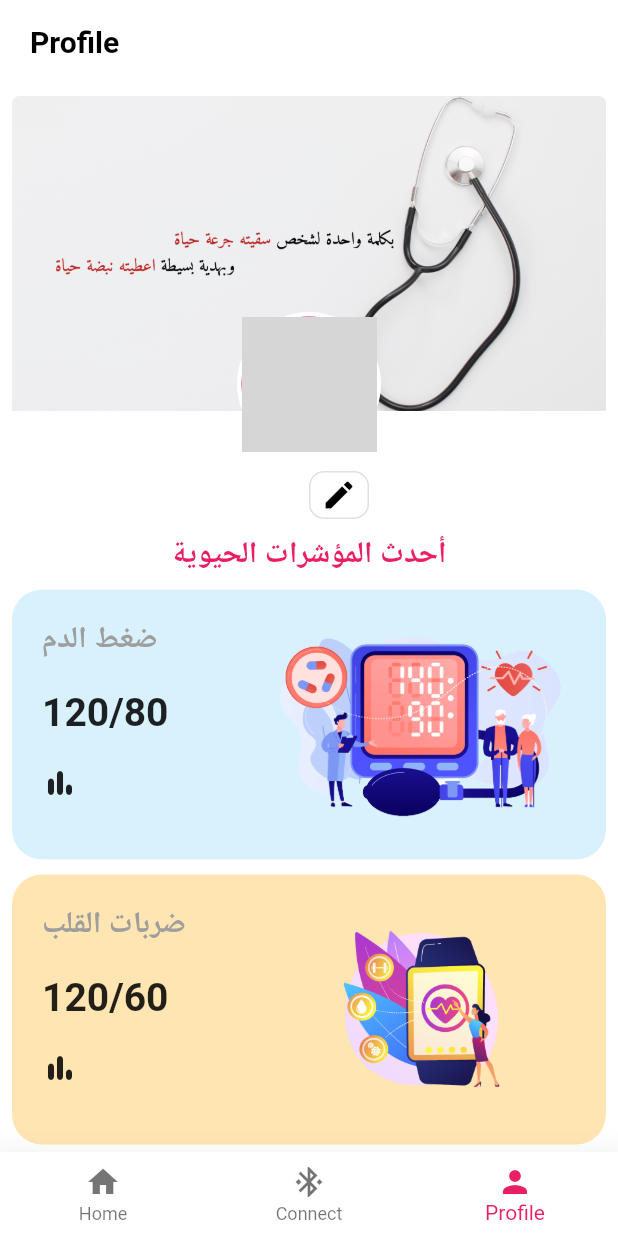
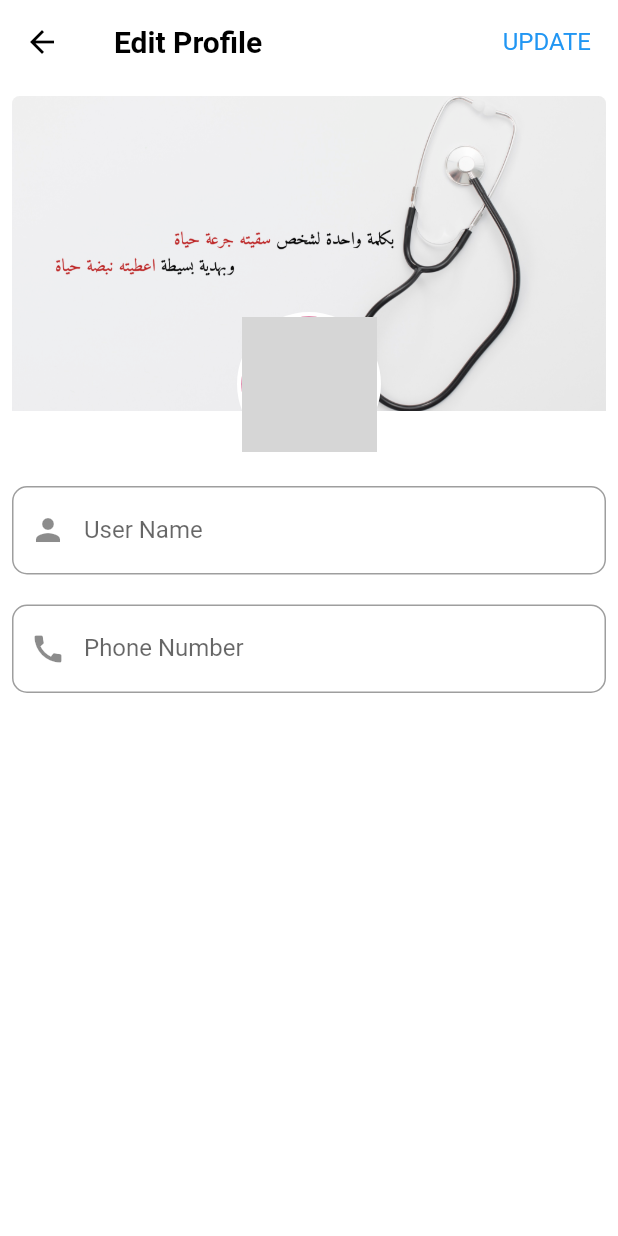
Before and after one commit to ahmedSamy22/Health-Watch, a Flutter app: the HomeView screen opened by its route, item 3 of the bottom bar chosen, after a tap on the "edit" icon, on a phone screen of 412 x 824 dp. Run offline on Flutter 3.47's test engine with Material 2 defaults, Android fonts, the phone set to English and light mode, and no system bars; our stand-ins replace bloc, carousel_slider, cloud_firestore, conditional_builder_null_safety, firebase_auth, firebase_core and 8 more; accounts and stored records are empty; network calls fail; Roboto replaces fonts that are missing (Amiri); grey boxes are pictures that could not be loaded.

Commit message:
edit profile

```diff
--- a/lib/core/utils/app_router.dart
+++ b/lib/core/utils/app_router.dart
@@ -3,6 +3,7 @@ import 'package:bio_medical/core/utils/custom_transition_page.dart';
 import 'package:bio_medical/features/auth/presentation/login_view.dart';
 import 'package:bio_medical/features/auth/presentation/signUp_view.dart';
 import 'package:bio_medical/features/home/presentation/disease_view.dart';
+import 'package:bio_medical/features/home/presentation/widgets/edit_profile_view.dart';
 import 'package:bio_medical/features/home/presentation/home_view.dart';
 import 'package:bio_medical/features/home/presentation/manager/diseases_cubit/diseases_cubit.dart';
 import 'package:bio_medical/features/home/presentation/manager/home_cubit/home_cubit.dart';
@@ -16,9 +17,9 @@ abstract class AppRouter {
   static String kSignUpRouteKey = '/signUpView';
   static String kHomeRouteKey = '/homeView';
   static String kDiseaseRouteKey = '/diseaseView';
+  static String kEditProfileRouteKey = '/editProfileView';
 
-  static dynamic
-      loged; // it will be saved in SharedPref and initialize in login or signUp screen
+  static dynamic loged;
   static final router = GoRouter(
     routes: [
       GoRoute(
@@ -52,9 +53,9 @@ abstract class AppRouter {
             ),
             BlocProvider(
                 create: (context) => DiseasesCubit()..createDataBase()),
-            BlocProvider(
-              create: (context) => ProfileCubit()..getUserData(),
-            ),
+            // BlocProvider(
+            //   create: (context) => ProfileCubit()..getUserData(),
+            // ),
           ], child: const HomeView()),
         ),
       ),
@@ -68,6 +69,14 @@ abstract class AppRouter {
           ),
         ),
       ),
+      GoRoute(
+        path: kEditProfileRouteKey,
+        pageBuilder: (context, state) => buildPageWithSlideTransition<void>(
+          context: context,
+          state: state,
+          child: const EditProfileView(),
+        ),
+      ),
     ],
   );
 }
--- a/lib/features/home/presentation/manager/profile_cubit/profile_cubit.dart
+++ b/lib/features/home/presentation/manager/profile_cubit/profile_cubit.dart
@@ -10,6 +10,7 @@ import 'package:firebase_storage/firebase_storage.dart' as firebase_storage;
 
 class ProfileCubit extends Cubit<ProfileCubitStates> {
   ProfileCubit() : super(ProfileCubitInitialState());
+  static ProfileCubit get(context) => BlocProvider.of(context);
 
   UserModel? userModel;
 
@@ -71,8 +72,6 @@ class ProfileCubit extends Cubit<ProfileCubitStates> {
   void updateUser({
     String? name,
     String? phone,
-    String? bio,
-    String? cover,
     String? image,
   }) {
     emit(UpdateUserLoadingState());
--- /dev/null
+++ b/lib/features/home/presentation/widgets/edit_profile_view.dart
@@ -0,0 +1,138 @@
+import 'package:bio_medical/core/custom_widgets/custom_form_field.dart';
+import 'package:bio_medical/core/utils/styles.dart';
+import 'package:bio_medical/features/home/presentation/manager/profile_cubit/profile_cubit.dart';
+import 'package:bio_medical/features/home/presentation/manager/profile_cubit/profile_cubit_states.dart';
+import 'package:flutter/material.dart';
+import 'package:flutter_bloc/flutter_bloc.dart';
+
+class EditProfileView extends StatelessWidget {
+  const EditProfileView({Key? key}) : super(key: key);
+
+  @override
+  Widget build(BuildContext context) {
+    return BlocConsumer<ProfileCubit, ProfileCubitStates>(
+      listener: (context, state) {},
+      builder: (context, state) {
+        var userModel = ProfileCubit.get(context).userModel;
+        var profileImage = ProfileCubit.get(context).profileImage;
+        dynamic nameController = TextEditingController();
+        dynamic phoneController = TextEditingController();
+        nameController.text = userModel?.name;
+        phoneController.text = userModel?.phone;
+
+        return Scaffold(
+          appBar: AppBar(title: const Text('Edit Profile'), actions: [
+            TextButton(
+              onPressed: () {
+                ProfileCubit.get(context).updateUser(
+                  name: nameController.text,
+                  phone: phoneController.text,
+                );
+              },
+              child: Text('UPDATE',
+                  style: Styles.textStyle16.copyWith(
+                    color: Colors.blue,
+                  )),
+            ),
+            SizedBox(
+              width: 10.0,
+            ),
+          ]),
+          body: SingleChildScrollView(
+            child: Padding(
+              padding: const EdgeInsets.all(8.0),
+              child: Column(
+                children: [
+                  if (state is UpdateUserLoadingState)
+                    const LinearProgressIndicator(),
+                  // if (state is! UpdateUserLoadingState)
+                  //   const SizedBox(
+                  //     height: 20.0,
+                  //   ),
+                  SizedBox(
+                    height: 240.0,
+                    child: Stack(
+                      alignment: AlignmentDirectional.bottomCenter,
+                      children: [
+                        Align(
+                          alignment: AlignmentDirectional.topCenter,
+                          child: Container(
+                            height: 210.0,
+                            width: double.infinity,
+                            decoration: const BoxDecoration(
+                              borderRadius: BorderRadius.only(
+                                topRight: Radius.circular(5.0),
+                                topLeft: Radius.circular(5.0),
+                              ),
+                              image: DecorationImage(
+                                image: AssetImage('assets/images/cover.png'),
+                                fit: BoxFit.cover,
+                              ),
+                            ),
+                          ),
+                        ),
+                        Stack(
+                          alignment: AlignmentDirectional.bottomEnd,
+                          children: [
+                            CircleAvatar(
+                              radius: 48.0,
+                              backgroundColor:
+                                  Theme.of(context).scaffoldBackgroundColor,
+                              child: CircleAvatar(
+                                radius: 45.0,
+                                backgroundImage: profileImage == null
+                                    ? NetworkImage('${userModel?.image}')
+                                    : FileImage(profileImage) as ImageProvider,
+                              ),
+                            ),
+                            IconButton(
+                              onPressed: () {
+                                ProfileCubit.get(context).getProfileImage();
+                              },
+                              icon: const CircleAvatar(
+                                child:
+                                    Icon(Icons.camera_alt_outlined, size: 20.0),
+                              ),
+                            ),
+                          ],
+                        ),
+                      ],
+                    ),
+                  ),
+                  const SizedBox(
+                    height: 20.0,
+                  ),
+                  customFormField(
+                      controller: nameController,
+                      keyboardTybe: TextInputType.name,
+                      prefixIcon: Icons.person,
+                      label: 'User Name',
+                      validator: (value) {
+                        if (value == null || value.isEmpty) {
+                          return 'User Name can\'t be empty';
+                        }
+                        return null;
+                      }),
+                  const SizedBox(
+                    height: 20.0,
+                  ),
+                  customFormField(
+                      controller: phoneController,
+                      keyboardTybe: TextInputType.phone,
+                      prefixIcon: Icons.call,
+                      label: 'Phone Number',
+                      validator: (value) {
+                        if (value == null || value.isEmpty) {
+                          return 'Phone Number can\'t be empty';
+                        }
+                        return null;
+                      }),
+                ],
+              ),
+            ),
+          ),
+        );
+      },
+    );
+  }
+}
--- a/lib/features/home/presentation/widgets/profile_body.dart
+++ b/lib/features/home/presentation/widgets/profile_body.dart
@@ -1,8 +1,10 @@
+import 'package:bio_medical/core/utils/app_router.dart';
 import 'package:bio_medical/core/utils/styles.dart';
 import 'package:bio_medical/features/home/presentation/manager/profile_cubit/profile_cubit.dart';
 import 'package:bio_medical/features/home/presentation/manager/profile_cubit/profile_cubit_states.dart';
 import 'package:flutter/material.dart';
 import 'package:flutter_bloc/flutter_bloc.dart';
+import 'package:go_router/go_router.dart';
 
 class ProfileBody extends StatelessWidget {
   const ProfileBody({Key? key}) : super(key: key);
@@ -18,6 +20,8 @@ class ProfileBody extends StatelessWidget {
             padding: const EdgeInsets.all(8.0),
             child: Column(
               children: [
+                if (state is GetUserLoadingState)
+                  const LinearProgressIndicator(),
                 SizedBox(
                   height: 240.0,
                   child: Stack(
@@ -96,7 +100,10 @@ class ProfileBody extends StatelessWidget {
                         width: 10.0,
                       ),
                       InkWell(
-                        onTap: () {},
+                        onTap: () {
+                          GoRouter.of(context)
+                              .push(AppRouter.kEditProfileRouteKey);
+                        },
                         child: Container(
                           padding: const EdgeInsets.symmetric(
                               vertical: 3.0, horizontal: 7.0),
--- a/lib/main.dart
+++ b/lib/main.dart
@@ -1,6 +1,7 @@
 import 'package:bio_medical/core/utils/app_router.dart';
 import 'package:bio_medical/core/utils/block_observer.dart';
 import 'package:bio_medical/core/utils/cache_helper.dart';
+import 'package:bio_medical/features/home/presentation/manager/profile_cubit/profile_cubit.dart';
 import 'package:bio_medical/firebase_options.dart';
 import 'package:firebase_core/firebase_core.dart';
 import 'package:flutter/material.dart';
@@ -27,7 +28,9 @@ class MyApp extends StatelessWidget {
 
   @override
   Widget build(BuildContext context) {
-    return MaterialApp.router(
+    return BlocProvider(
+      create: (context) => ProfileCubit()..getUserData(),
+      child: MaterialApp.router(
         routerConfig: AppRouter.router,
         debugShowCheckedModeBanner: false,
         theme: ThemeData(
@@ -51,6 +54,7 @@ class MyApp extends StatelessWidget {
             ),
           ),
         ),
+      ),
     );
   }
 }
```
Lines whose indentation alone changed are shown as unchanged.
